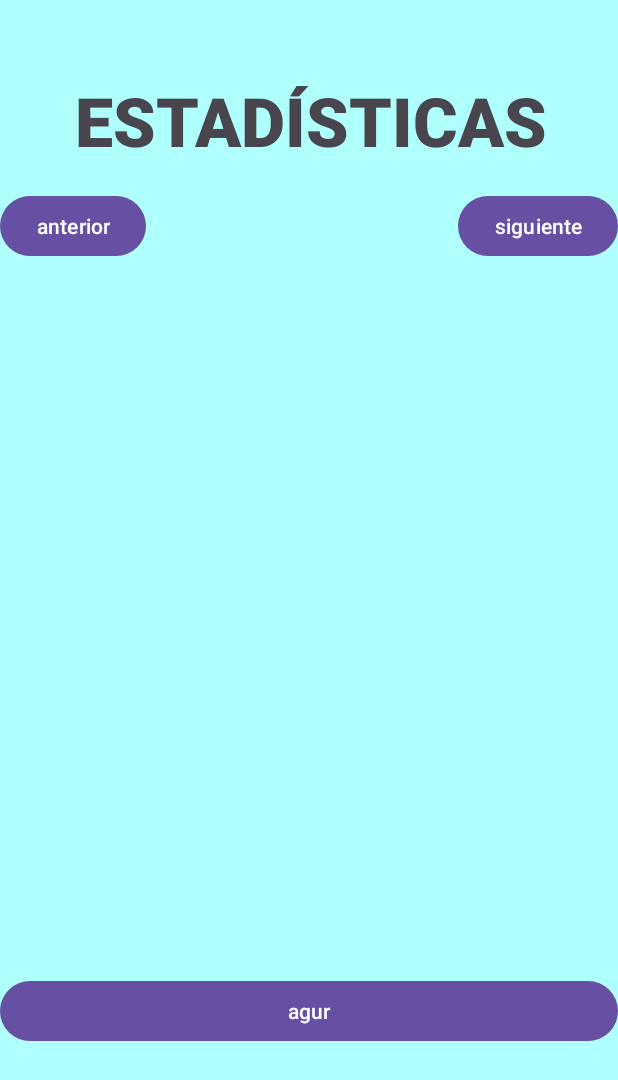
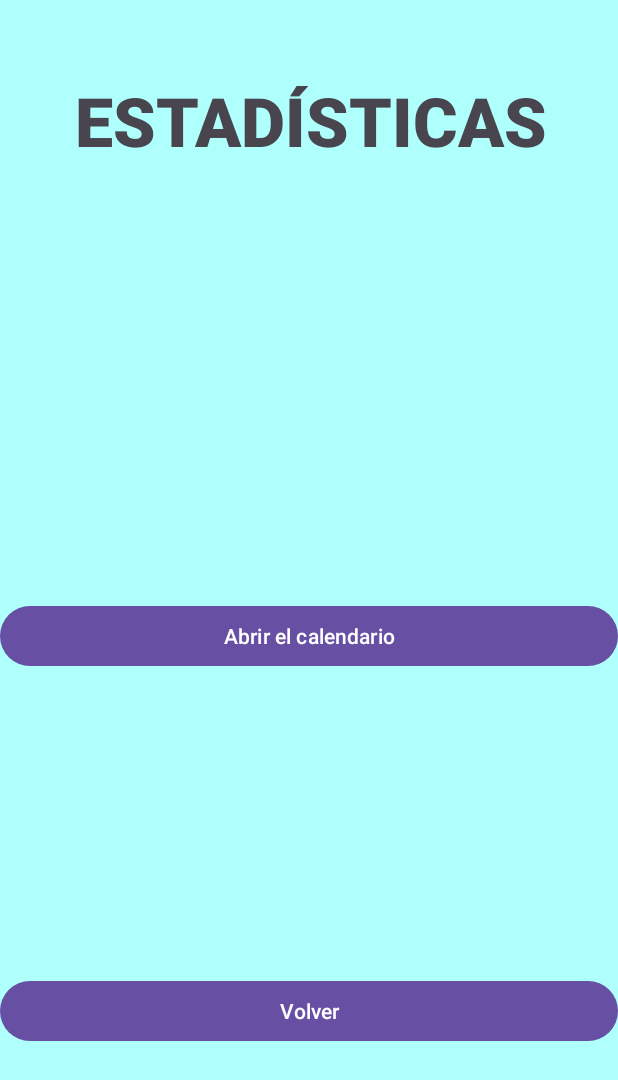
Before and after one commit to borjaca3/KudeGym, an Android app: the layout estadisticas.xml on its own in the app's theme, with its tools: preview values and no code run, on a phone screen of 412 x 824 dp. Shown: the top 1080 px of the screen. Run offline under Robolectric (Android 15) with nearby library versions, the phone set to English and light mode, and no system bars.

Commit message:
calendario y logo

```diff
--- a/Api26/app/src/main/AndroidManifest.xml
+++ b/Api26/app/src/main/AndroidManifest.xml
@@ -13,7 +13,7 @@
         android:theme="@style/Theme.Api26"
         tools:targetApi="31">
         <activity
-            android:name=".Formulario"
+            android:name=".MainActivity"
             android:exported="true">
             <intent-filter>
                 <action android:name="android.intent.action.MAIN" />
@@ -24,9 +24,7 @@
 
         <activity android:name=".AliEnBBDD"/>
         <activity android:name="PersonalizaObjetivo"/>
-        <activity android:name="ConexionBBDD"/>
-        <activity android:name=".Estadisticas"/>
-        <activity android:name=".MainActivity"/>
+        <activity android:name="Estadisticas"/>
     </application>
 
 
--- a/Api26/app/src/main/java/com/example/api26/AliEnBBDD.java
+++ b/Api26/app/src/main/java/com/example/api26/AliEnBBDD.java
@@ -18,6 +18,7 @@ import androidx.appcompat.app.AppCompatActivity;
 import androidx.core.graphics.Insets;
 import androidx.core.view.ViewCompat;
 import androidx.core.view.WindowInsetsCompat;
+
 
 
 public class AliEnBBDD extends AppCompatActivity {
--- a/Api26/app/src/main/res/layout/estadisticas.xml
+++ b/Api26/app/src/main/res/layout/estadisticas.xml
@@ -8,47 +8,13 @@
     tools:context=".MainActivity"
     android:background="#AFFFFD">
 
-    <Button
-        android:id="@+id/prevMonthButton"
-        android:layout_width="wrap_content"
-        android:layout_height="wrap_content"
-        android:text="anterior"
-        android:layout_alignParentStart="true"
-        android:layout_below="@id/gridView"
-        android:layout_marginTop="16dp"/>
 
-    <Button
-        android:id="@+id/nextMonthButton"
-        android:layout_width="wrap_content"
-        android:layout_height="wrap_content"
-        android:text="siguiente"
-        android:layout_alignParentEnd="true"
-        android:layout_below="@id/gridView"
-        android:layout_marginTop="16dp"/>
-    <TextView
-        android:id="@+id/monthTextView"
-        android:layout_width="wrap_content"
-        android:layout_height="wrap_content"
-        android:textSize="20sp"
-        android:textStyle="bold"
-        android:layout_centerHorizontal="true"
-        android:layout_marginTop="16dp"
-        android:layout_below="@id/gridView"/>
-
-    <GridView
-        android:id="@+id/gridView"
-        android:layout_width="match_parent"
-        android:layout_height="wrap_content"
-        android:numColumns="7"
-        android:verticalSpacing="10dp"
-        android:layout_below="@id/textView3"
-        android:horizontalSpacing="10dp"/>
     <Button
         android:layout_width="match_parent"
         android:layout_height="wrap_content"
         android:layout_marginTop="650sp"
         android:id="@+id/BotonVolver"
-        android:text="agur"
+        android:text="Volver"
         android:onClick="volver"/>
 
     <TextView
@@ -61,8 +27,12 @@
         android:fontFamily="sans-serif-black"
         android:text="ESTADÍSTICAS" />
 
-
-
-
+    <Button
+        android:id="@+id/botonCalendario"
+        android:layout_width="match_parent"
+        android:layout_height="wrap_content"
+        android:text="Abrir el calendario"
+        android:onClick="abrirCalendario"
+        android:layout_marginTop="400sp"/>
 
 </RelativeLayout>
```
Also changed, not shown: Api26/app/src/main/java/com/example/api26/Estadisticas.java (+29 -55 lines), Api26/app/src/main/java/com/example/api26/MainActivity.java (+36 -48 lines), Api26/app/src/main/res/layout/activity_main.xml (+4 -4 lines).
